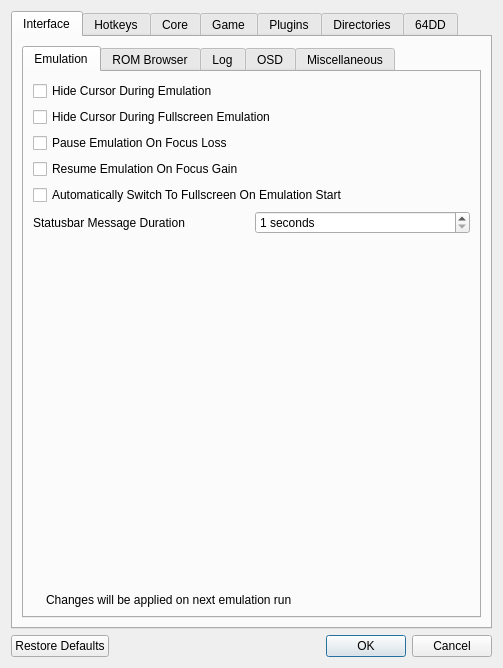
Before: the Qt Designer form Source/RMG/UserInterface/Dialog/SettingsDialog.ui in Rosalie241/RMG, drawn with Qt 5.
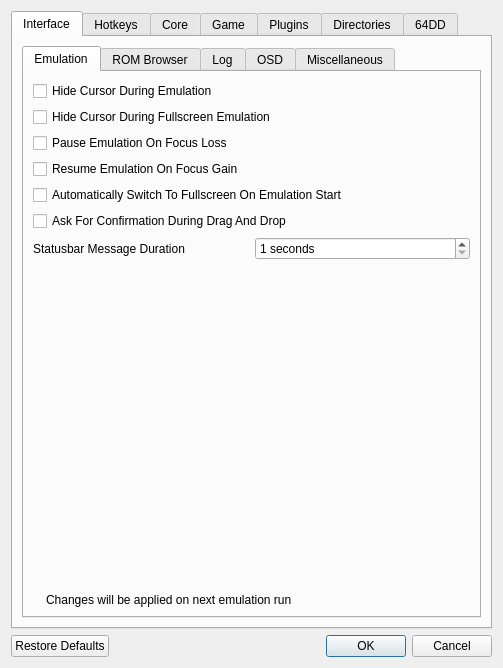
After: the same form once the commit is applied. Icons and pictures are not drawn. Custom widgets are drawn as their Qt base class.

Commit message: RMG: add drag & drop support

Diff of the .ui file:
```diff
--- a/Source/RMG/UserInterface/Dialog/SettingsDialog.ui
+++ b/Source/RMG/UserInterface/Dialog/SettingsDialog.ui
@@ -91,6 +91,13 @@
                  </property>
                 </widget>
                </item>
+               <item>
+                <widget class="QCheckBox" name="confirmDragDropCheckBox">
+                 <property name="text">
+                  <string>Ask For Confirmation During Drag And Drop</string>
+                 </property>
+                </widget>
+               </item>
                <item>
                 <layout class="QHBoxLayout" name="horizontalLayout_2">
                  <item>
```
The commit also changes 10 other files.
